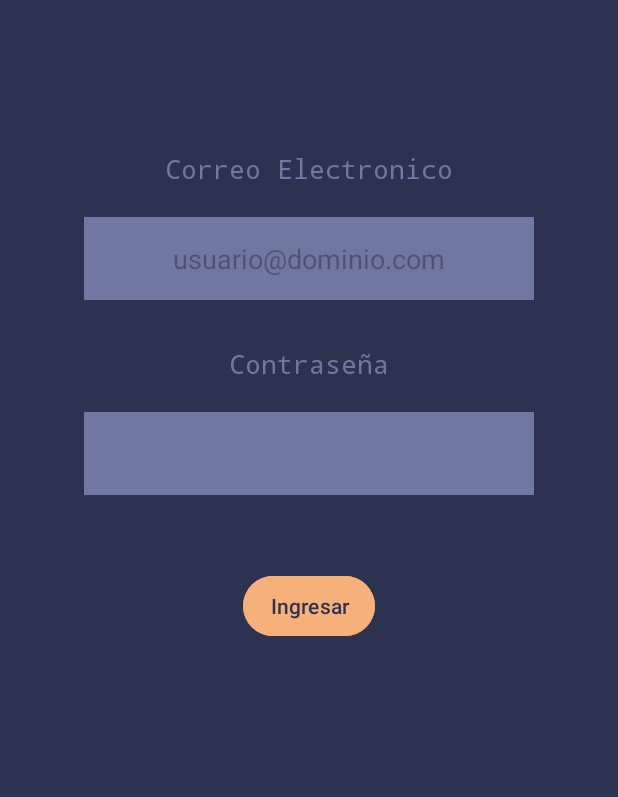
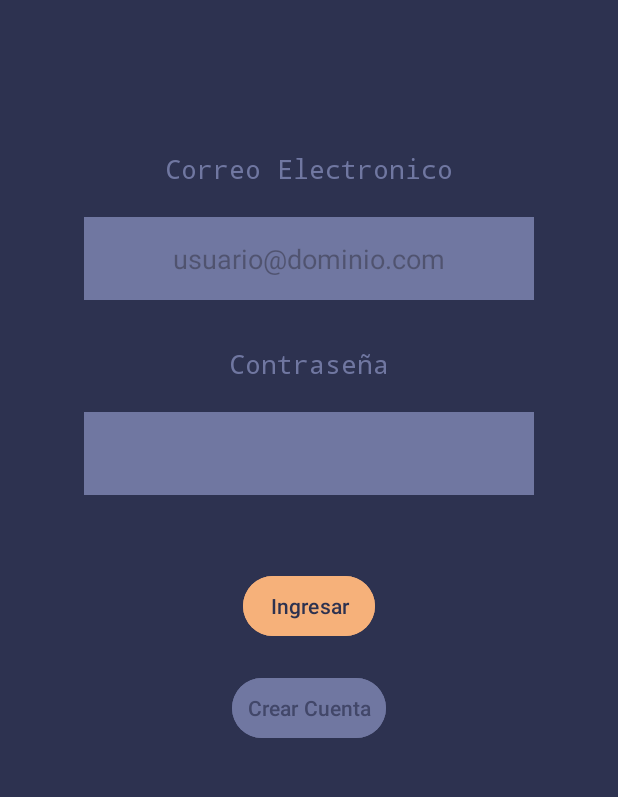
Before and after one commit to CiscoFsociety23/mobile.dedsec.cl, an Android app: the screen it shows after launch (MainActivity), on a phone screen of 412 x 824 dp, the part 111-908 px from its top. Run offline under Robolectric (Android 15) with nearby library versions, the phone set to English and light mode, and no system bars.

Commit message:
feat: adding registry button

```diff
--- a/app/build.gradle
+++ b/app/build.gradle
@@ -10,7 +10,7 @@ android {
         applicationId "com.dedsec.dedsec_mobile"
         minSdk 31
         targetSdk 34
-        versionCode 1
+        versionCode 5
         versionName "1.0"
 
         testInstrumentationRunner "androidx.test.runner.AndroidJUnitRunner"
@@ -20,6 +20,7 @@ android {
         release {
             minifyEnabled false
             proguardFiles getDefaultProguardFile('proguard-android-optimize.txt'), 'proguard-rules.pro'
+            signingConfig signingConfigs.debug
         }
     }
     compileOptions {
--- a/app/src/main/res/layout/activity_main.xml
+++ b/app/src/main/res/layout/activity_main.xml
@@ -78,4 +78,16 @@
         android:textColor="@color/dedsec_dark"
         android:paddingHorizontal="10dp"/>
 
+    <Button
+        android:id="@+id/btn_registry"
+        android:layout_width="wrap_content"
+        android:layout_height="wrap_content"
+        android:layout_gravity="center_horizontal"
+        android:layout_marginTop="20dp"
+        android:text="@string/btn_registry"
+        android:paddingVertical="5dp"
+        android:backgroundTint="@color/dedsec_light"
+        android:textColor="@color/dedsec_contrast"
+        android:paddingHorizontal="10dp" />
+
 </LinearLayout>
--- a/app/src/main/res/values/strings.xml
+++ b/app/src/main/res/values/strings.xml
@@ -14,6 +14,7 @@
     <string name="btn_agregar">Agregar</string>
     <string name="btn_actualizar">Actualizar</string>
     <string name="btn_eliminar">Eliminar</string>
+    <string name="btn_registry">Crear Cuenta</string>
 
     <string name="geo_service">Geo Service</string>
     <string name="recycler">Image Service</string>
```
Also changed, not shown: app/src/main/AndroidManifest.xml (+6 -3 lines), 7 other files.
